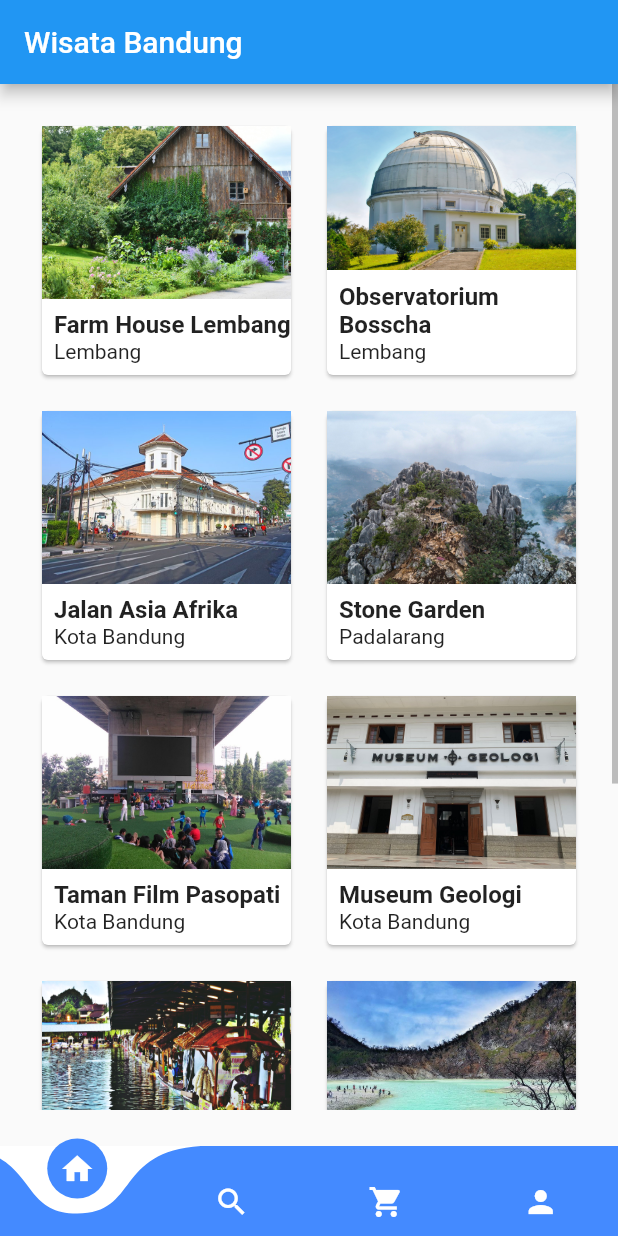
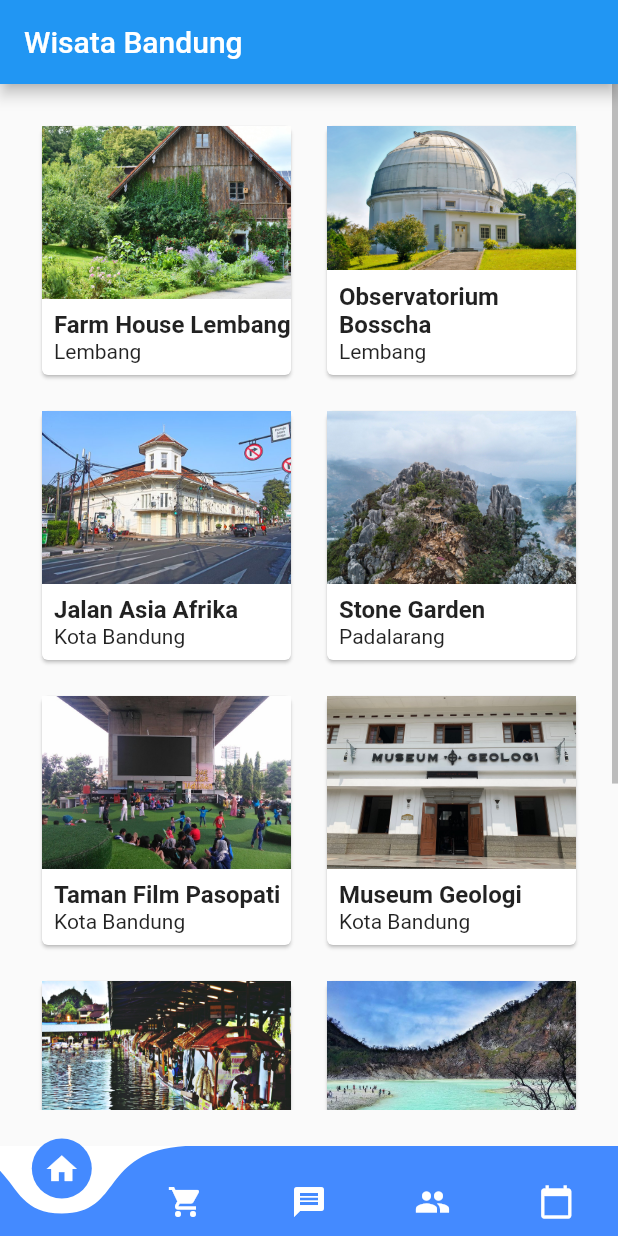
Before and after one commit to yusufC248/practice_2, a Flutter app: the screen it shows after launch, on a phone screen of 412 x 824 dp. Run offline on Flutter 3.47's test engine with Material 2 defaults, Android fonts, the phone set to English and light mode, and no system bars; drawn by our look-alikes of curved_navigation_bar.

Commit message:
add Navigation Bar

```diff
--- a/lib/main_screen.dart
+++ b/lib/main_screen.dart
@@ -19,6 +19,7 @@ class _MainScreenState extends State<MainScreen> {
     ThirdScreen(),
     FourthScreen(),
     SecondScreen(),
+    ThirdScreen(),
   ];
 
   void onItemTap(int index){
@@ -37,9 +38,10 @@ class _MainScreenState extends State<MainScreen> {
           height: 60,
           items: <Widget>[
             Icon(Icons.home, size: 24, color: Colors.white),
-            Icon(Icons.search, size: 24, color: Colors.white),
             Icon(Icons.shopping_cart, size:24, color: Colors.white),
-            Icon(Icons.person, size: 24, color: Colors.white),
+            Icon(Icons.message, size: 24, color: Colors.white),
+            Icon(Icons.group, size: 24, color: Colors.white),
+            Icon(Icons.calendar_today, size: 24, color: Colors.white),
           ],
           animationCurve: Curves.easeInBack,
           animationDuration: const Duration(milliseconds: 280),
```
